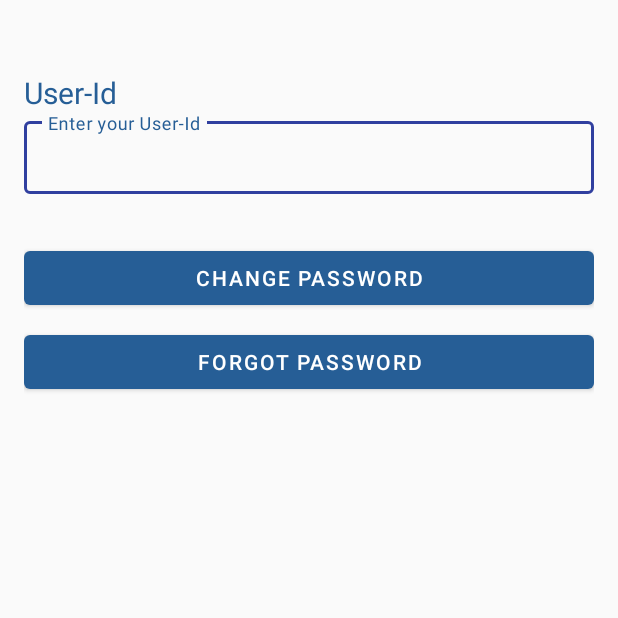
After one commit to siddhantdrk/KarmDhan-Employee_Management_System, an Android app: the ChangeOrForgotPasswordEmployeeActivity screen opened directly, with no data from a screen before it, on a phone screen of 412 x 824 dp, the top half of it. The commit adds this screen. Run offline under Robolectric (Android 15) with nearby library versions, the phone set to English and light mode, and no system bars.

Commit message:
employee forgot password

```diff
--- a/Employee_Managent_System-master/app/src/main/java/com/dbms/project/karmdhan/Activity/Login/AdminLoginActivity.java
+++ b/Employee_Managent_System-master/app/src/main/java/com/dbms/project/karmdhan/Activity/Login/AdminLoginActivity.java
@@ -9,7 +9,7 @@ import android.widget.Toast;
 import androidx.appcompat.app.AppCompatActivity;
 
 import com.dbms.project.karmdhan.Activity.Dashboard.AdminDashboardActivity;
-import com.dbms.project.karmdhan.Activity.ResetPassword.ChangeOrForgotPasswordActivity;
+import com.dbms.project.karmdhan.Activity.ResetPassword.Admin.ChangeOrForgotPasswordAdminActivity;
 import com.dbms.project.karmdhan.DB.AdminOperations;
 import com.dbms.project.karmdhan.Model.Admin;
 import com.dbms.project.karmdhan.R;
@@ -29,7 +29,7 @@ public class AdminLoginActivity extends AppCompatActivity {
         if (adminOperations.addAdmin(new Admin(12345678, "12345678"))) {
             Toast.makeText(this, "Admin added successfully", Toast.LENGTH_SHORT).show();
         } else {
-            Toast.makeText(this, "User ID already exists", Toast.LENGTH_SHORT).show();
+            //Toast.makeText(this, "User ID already exists", Toast.LENGTH_SHORT).show();
         }
         binding.loginBtn.setOnClickListener(this::onClick);
         binding.forgotPasswordTv.setOnClickListener(this::onClick);
@@ -41,7 +41,7 @@ public class AdminLoginActivity extends AppCompatActivity {
                 login();
                 break;
             case R.id.forgot_password_tv:
-                Intent intent = new Intent(AdminLoginActivity.this, ChangeOrForgotPasswordActivity.class);
+                Intent intent = new Intent(AdminLoginActivity.this, ChangeOrForgotPasswordAdminActivity.class);
                 startActivity(intent);
                 break;
         }
--- a/Employee_Managent_System-master/app/src/main/java/com/dbms/project/karmdhan/Activity/Login/EmployeeLoginActivity.java
+++ b/Employee_Managent_System-master/app/src/main/java/com/dbms/project/karmdhan/Activity/Login/EmployeeLoginActivity.java
@@ -9,6 +9,7 @@ import android.widget.Toast;
 import androidx.appcompat.app.AppCompatActivity;
 
 import com.dbms.project.karmdhan.Activity.Dashboard.EmployeeDashboardActivity;
+import com.dbms.project.karmdhan.Activity.ResetPassword.Employee.ChangeOrForgotPasswordEmployeeActivity;
 import com.dbms.project.karmdhan.DB.EmployeeOperations;
 import com.dbms.project.karmdhan.Model.NewEmployee;
 import com.dbms.project.karmdhan.R;
@@ -24,11 +25,15 @@ public class EmployeeLoginActivity extends AppCompatActivity {
         binding = com.dbms.project.karmdhan.databinding.ActivityEmployeeLoginBinding.inflate(LayoutInflater.from(this));
         setContentView(binding.getRoot());
         binding.loginBtn.setOnClickListener(this::onClick);
+        binding.forgotPasswordTv.setOnClickListener(this::onClick);
     }
 
     private void onClick(View view) {
         if (view.getId()==R.id.login_btn) {
             login();
+        }else if(view.getId()==R.id.forgot_password_tv){
+            Intent intent = new Intent(EmployeeLoginActivity.this, ChangeOrForgotPasswordEmployeeActivity.class);
+            startActivity(intent);
         }
     }
 
--- /dev/null
+++ b/Employee_Managent_System-master/app/src/main/java/com/dbms/project/karmdhan/Activity/ResetPassword/Employee/ChangeOrForgotPasswordEmployeeActivity.java
@@ -0,0 +1,69 @@
+package com.dbms.project.karmdhan.Activity.ResetPassword.Employee;
+
+import androidx.appcompat.app.AppCompatActivity;
+
+import android.content.Intent;
+import android.os.Bundle;
+import android.view.LayoutInflater;
+import android.view.View;
+import android.widget.Toast;
+
+import com.dbms.project.karmdhan.DB.EmployeeOperations;
+import com.dbms.project.karmdhan.R;
+import com.dbms.project.karmdhan.databinding.ActivityChangeOrForgotPasswordEmployeeBinding;
+
+public class ChangeOrForgotPasswordEmployeeActivity extends AppCompatActivity {
+    private ActivityChangeOrForgotPasswordEmployeeBinding binding;
+    private EmployeeOperations employeeOperations;
+
+    @Override
+    protected void onCreate(Bundle savedInstanceState) {
+        super.onCreate(savedInstanceState);
+        binding = ActivityChangeOrForgotPasswordEmployeeBinding.inflate(LayoutInflater.from(this));
+        setContentView(binding.getRoot());
+        employeeOperations = new EmployeeOperations(this);
+        binding.changePassword.setOnClickListener(this::onClick);
+        binding.forgotPassword.setOnClickListener(this::onClick);
+    }
+
+    private void onClick(View view) {
+        switch (view.getId()){
+            case R.id.change_password:
+                checkUserIdChange();
+                break;
+            case R.id.forgot_password:
+                checkUserIdForForgot();
+                break;
+        }
+    }
+
+    private void checkUserIdForForgot() {
+        String employeeNumber = binding.userIdEdt.getText().toString().trim();
+        if(!employeeNumber.isEmpty()){
+            if (!employeeOperations.checkIfEmployeeNumberExist(Integer.parseInt(employeeNumber))) {
+                Toast.makeText(this, "User ID doesn't exist", Toast.LENGTH_SHORT).show();
+            } else {
+                Intent intent = new Intent(ChangeOrForgotPasswordEmployeeActivity.this, ForgotPasswordEmployeeActivity.class);
+                intent.putExtra("EMPLOYEE_NUMBER", employeeNumber);
+                startActivity(intent);
+            }
+        }else{
+            Toast.makeText(this, "User ID is empty", Toast.LENGTH_SHORT).show();
+        }
+    }
+
+    private void checkUserIdChange() {
+        String employeeNumber = binding.userIdEdt.getText().toString().trim();
+        if(!employeeNumber.isEmpty()){
+            if (!employeeOperations.checkIfEmployeeNumberExist(Integer.parseInt(employeeNumber))) {
+                Toast.makeText(this, "User ID doesn't exist", Toast.LENGTH_SHORT).show();
+            } else {
+                Intent intent = new Intent(ChangeOrForgotPasswordEmployeeActivity.this, ChangePasswordEmployeeActivity.class);
+                intent.putExtra("EMPLOYEE_NUMBER", employeeNumber);
+                startActivity(intent);
+            }
+        }else{
+            Toast.makeText(this, "User ID is empty", Toast.LENGTH_SHORT).show();
+        }
+    }
+}
--- a/Employee_Managent_System-master/app/src/main/java/com/dbms/project/karmdhan/DB/AdminOperations.java
+++ b/Employee_Managent_System-master/app/src/main/java/com/dbms/project/karmdhan/DB/AdminOperations.java
@@ -9,6 +9,7 @@ import android.database.sqlite.SQLiteOpenHelper;
 
 import com.dbms.project.karmdhan.Model.Admin;
 import com.dbms.project.karmdhan.Model.NewEmployee;
+import com.dbms.project.karmdhan.Model.Project;
 
 import static com.dbms.project.karmdhan.DB.KarmDhanDBSchema.COLUMN_ADMIN_ID;
 import static com.dbms.project.karmdhan.DB.KarmDhanDBSchema.COLUMN_ADMIN_PASSWORD;
@@ -81,4 +82,5 @@ public class AdminOperations {
         Cursor cursor = database.rawQuery("select * from " + TABLE_EMPLOYEE + " where " + COLUMN_EMPLOYEE_NUMBER + " = " + empNum, null);
         return cursor.getCount() > 0;
     }
+
 }
--- a/Employee_Managent_System-master/app/src/main/res/layout/activity_change_or_forgot_password.xml
+++ b/Employee_Managent_System-master/app/src/main/res/layout/activity_change_or_forgot_password_admin.xml
@@ -5,7 +5,7 @@
     android:layout_width="match_parent"
     android:layout_height="match_parent"
     android:padding="16dp"
-    tools:context=".Activity.ResetPassword.ChangeOrForgotPasswordActivity">
+    tools:context=".Activity.ResetPassword.Admin.ChangeOrForgotPasswordAdminActivity">
 
 
     <TextView
--- /dev/null
+++ b/Employee_Managent_System-master/app/src/main/res/layout/activity_change_or_forgot_password_employee.xml
@@ -0,0 +1,63 @@
+<?xml version="1.0" encoding="utf-8"?>
+<androidx.constraintlayout.widget.ConstraintLayout xmlns:android="http://schemas.android.com/apk/res/android"
+    xmlns:app="http://schemas.android.com/apk/res-auto"
+    xmlns:tools="http://schemas.android.com/tools"
+    android:layout_width="match_parent"
+    android:layout_height="match_parent"
+    tools:context=".Activity.ResetPassword.Employee.ChangeOrForgotPasswordEmployeeActivity"
+    android:padding="16dp">
+
+    <TextView
+        android:id="@+id/user_id_tv"
+        android:layout_width="wrap_content"
+        android:layout_height="wrap_content"
+        android:text="User-Id"
+        android:textColor="@color/colorPrimary"
+        android:textSize="20sp"
+        app:layout_constraintStart_toStartOf="parent"
+        android:layout_marginTop="32dp"
+        app:layout_constraintTop_toTopOf="parent"/>
+
+
+    <com.google.android.material.textfield.TextInputLayout
+        android:id="@+id/user_id_til"
+        style="@style/Widget.MaterialComponents.TextInputLayout.OutlinedBox.Dense"
+        android:layout_width="match_parent"
+        android:layout_height="wrap_content"
+        app:boxStrokeColor="@color/colorPrimaryDark"
+        app:endIconMode="clear_text"
+        app:layout_constraintEnd_toEndOf="parent"
+        app:layout_constraintStart_toStartOf="parent"
+        app:layout_constraintTop_toBottomOf="@+id/user_id_tv">
+
+        <com.google.android.material.textfield.TextInputEditText
+            android:id="@+id/user_id_edt"
+            android:layout_width="match_parent"
+            android:layout_height="wrap_content"
+            android:hint="Enter your User-Id"
+            android:inputType="number"
+            android:maxLength="8" />
+
+    </com.google.android.material.textfield.TextInputLayout>
+
+    <com.google.android.material.button.MaterialButton
+        android:id="@+id/change_password"
+        android:layout_width="match_parent"
+        android:layout_height="wrap_content"
+        android:layout_marginTop="32dp"
+        android:text="Change Password"
+        app:layout_constraintEnd_toEndOf="parent"
+        app:layout_constraintStart_toStartOf="parent"
+        app:layout_constraintTop_toBottomOf="@+id/user_id_til"/>
+
+    <com.google.android.material.button.MaterialButton
+        android:id="@+id/forgot_password"
+        android:layout_width="match_parent"
+        android:layout_height="wrap_content"
+        android:layout_marginTop="8dp"
+        android:text="Forgot Password"
+        app:layout_constraintEnd_toEndOf="parent"
+        app:layout_constraintStart_toStartOf="parent"
+        app:layout_constraintTop_toBottomOf="@+id/change_password"/>
+
+</androidx.constraintlayout.widget.ConstraintLayout>
```
Also changed, not shown: Employee_Managent_System-master/app/src/main/AndroidManifest.xml (+7 -4 lines), Employee_Managent_System-master/app/src/main/java/com/dbms/project/karmdhan/Activity/AddEmployeeActivity.java (+9 -1 lines), Employee_Managent_System-master/app/src/main/java/com/dbms/project/karmdhan/Activity/ResetPassword/Admin/ChangeOrForgotPasswordAdminActivity.java (renamed from Employee_Managent_System-master/app/src/main/java/com/dbms/project/karmdhan/Activity/ResetPassword/ChangeOrForgotPasswordActivity.java, +9 -9 lines), Employee_Managent_System-master/app/src/main/java/com/dbms/project/karmdhan/Activity/ResetPassword/Admin/ChangePasswordAdminActivity.java (renamed from Employee_Managent_System-master/app/src/main/java/com/dbms/project/karmdhan/Activity/ResetPassword/ChangePasswordActivity.java, +6 -6 lines), Employee_Managent_System-master/app/src/main/java/com/dbms/project/karmdhan/Activity/ResetPassword/Admin/ForgotPasswordAdminActivity.java (added, +65 -0 lines), Employee_Managent_System-master/app/src/main/java/com/dbms/project/karmdhan/Activity/ResetPassword/Employee/ChangePasswordEmployeeActivity.java (added, +62 -0 lines), Employee_Managent_System-master/app/src/main/java/com/dbms/project/karmdhan/Activity/ResetPassword/Employee/ForgotPasswordEmployeeActivity.java (renamed from Employee_Managent_System-master/app/src/main/java/com/dbms/project/karmdhan/Activity/ResetPassword/ForgotPasswordActivity.java, +15 -19 lines), Employee_Managent_System-master/app/src/main/java/com/dbms/project/karmdhan/DB/EmployeeOperations.java (+10 -0 lines), Employee_Managent_System-master/app/src/main/res/layout/activity_change_password_admin.xml (added, +86 -0 lines), Employee_Managent_System-master/app/src/main/res/layout/activity_change_password_employee.xml (renamed from Employee_Managent_System-master/app/src/main/res/layout/activity_forgot_password.xml, +13 -15 lines), Employee_Managent_System-master/app/src/main/res/layout/activity_forgot_password_admin.xml (added, +88 -0 lines), Employee_Managent_System-master/app/src/main/res/layout/activity_forgot_password_employee.xml (renamed from Employee_Managent_System-master/app/src/main/res/layout/activity_change_password.xml, +13 -13 lines).
